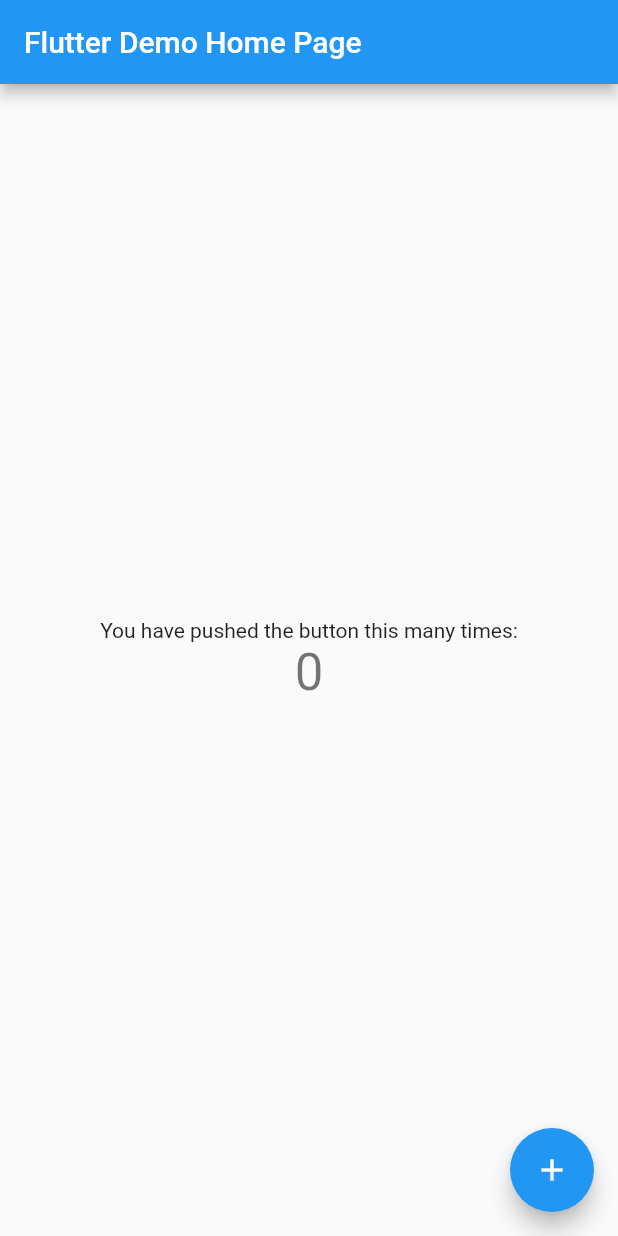
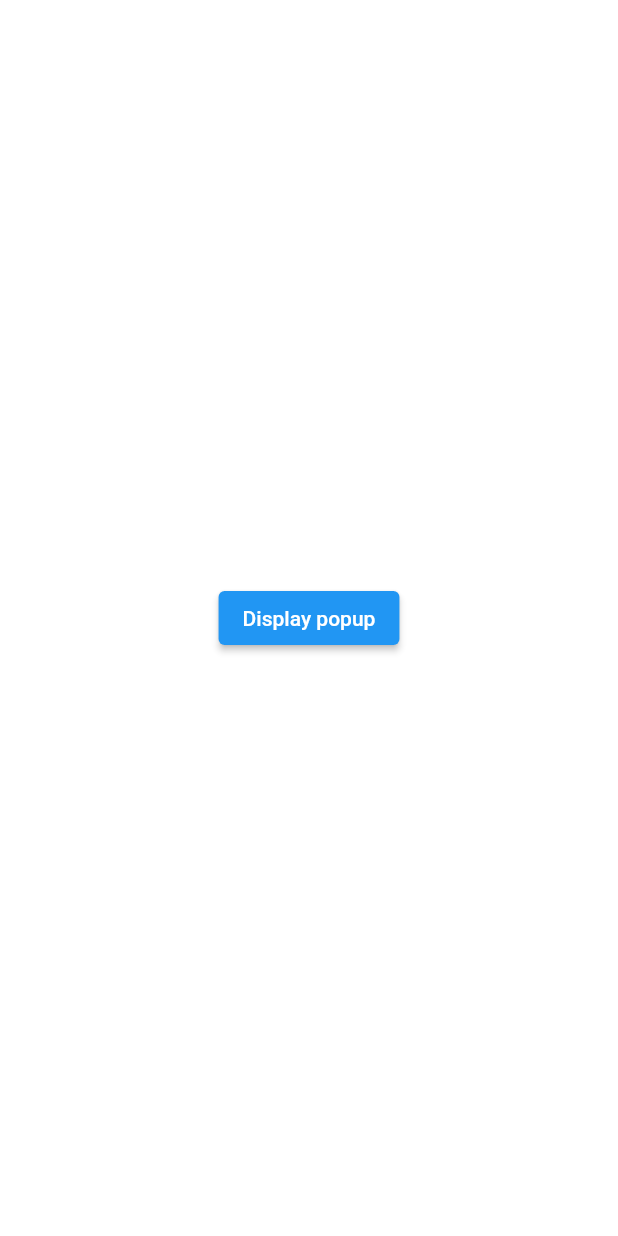
Before and after one commit to koukibadr/Blurry, a Flutter app: the screen it shows after launch, on a phone screen of 412 x 824 dp. Run offline on Flutter 3.47's test engine with Material 2 defaults, Android fonts, the phone set to English and light mode, and no system bars.

Commit message:
create base blurry widget

```diff
--- a/example/lib/main.dart
+++ b/example/lib/main.dart
@@ -1,3 +1,4 @@
+import 'package:blurry/blurry.dart';
 import 'package:flutter/material.dart';
 
 void main() {
@@ -13,103 +14,33 @@ class MyApp extends StatelessWidget {
     return MaterialApp(
       title: 'Flutter Demo',
       theme: ThemeData(
-        // This is the theme of your application.
-        //
-        // Try running your application with "flutter run". You'll see the
-        // application has a blue toolbar. Then, without quitting the app, try
-        // changing the primarySwatch below to Colors.green and then invoke
-        // "hot reload" (press "r" in the console where you ran "flutter run",
-        // or simply save your changes to "hot reload" in a Flutter IDE).
-        // Notice that the counter didn't reset back to zero; the application
-        // is not restarted.
         primarySwatch: Colors.blue,
       ),
-      home: const MyHomePage(title: 'Flutter Demo Home Page'),
+      home: const ExampleWidget(),
     );
   }
 }
 
-class MyHomePage extends StatefulWidget {
-  const MyHomePage({Key? key, required this.title}) : super(key: key);
-
-  // This widget is the home page of your application. It is stateful, meaning
-  // that it has a State object (defined below) that contains fields that affect
-  // how it looks.
-
-  // This class is the configuration for the state. It holds the values (in this
-  // case the title) provided by the parent (in this case the App widget) and
-  // used by the build method of the State. Fields in a Widget subclass are
-  // always marked "final".
-
-  final String title;
-
-  @override
-  State<MyHomePage> createState() => _MyHomePageState();
-}
-
-class _MyHomePageState extends State<MyHomePage> {
-  int _counter = 0;
-
-  void _incrementCounter() {
-    setState(() {
-      // This call to setState tells the Flutter framework that something has
-      // changed in this State, which causes it to rerun the build method below
-      // so that the display can reflect the updated values. If we changed
-      // _counter without calling setState(), then the build method would not be
-      // called again, and so nothing would appear to happen.
-      _counter++;
-    });
-  }
+class ExampleWidget extends StatelessWidget {
+  const ExampleWidget({
+    Key? key,
+  }) : super(key: key);
 
   @override
   Widget build(BuildContext context) {
-    // This method is rerun every time setState is called, for instance as done
-    // by the _incrementCounter method above.
-    //
-    // The Flutter framework has been optimized to make rerunning build methods
-    // fast, so that you can just rebuild anything that needs updating rather
-    // than having to individually change instances of widgets.
     return Scaffold(
-      appBar: AppBar(
-        // Here we take the value from the MyHomePage object that was created by
-        // the App.build method, and use it to set our appbar title.
-        title: Text(widget.title),
-      ),
-      body: Center(
-        // Center is a layout widget. It takes a single child and positions it
-        // in the middle of the parent.
-        child: Column(
-          // Column is also a layout widget. It takes a list of children and
-          // arranges them vertically. By default, it sizes itself to fit its
-          // children horizontally, and tries to be as tall as its parent.
-          //
-          // Invoke "debug painting" (press "p" in the console, choose the
-          // "Toggle Debug Paint" action from the Flutter Inspector in Android
-          // Studio, or the "Toggle Debug Paint" command in Visual Studio Code)
-          // to see the wireframe for each widget.
-          //
-          // Column has various properties to control how it sizes itself and
-          // how it positions its children. Here we use mainAxisAlignment to
-          // center the children vertically; the main axis here is the vertical
-          // axis because Columns are vertical (the cross axis would be
-          // horizontal).
-          mainAxisAlignment: MainAxisAlignment.center,
-          children: <Widget>[
-            const Text(
-              'You have pushed the button this many times:',
-            ),
-            Text(
-              '$_counter',
-              style: Theme.of(context).textTheme.headline4,
-            ),
-          ],
+      body: Container(
+        color: Colors.white,
+        width: double.infinity,
+        child: Center(
+          child: ElevatedButton(
+            onPressed: (){
+              const Blurry().show(context);
+            },
+            child: const Text("Display popup"),
+          )
         ),
       ),
-      floatingActionButton: FloatingActionButton(
-        onPressed: _incrementCounter,
-        tooltip: 'Increment',
-        child: const Icon(Icons.add),
-      ), // This trailing comma makes auto-formatting nicer for build methods.
     );
   }
 }
--- a/example/pubspec.yaml
+++ b/example/pubspec.yaml
@@ -29,8 +29,8 @@ environment:
 dependencies:
   flutter:
     sdk: flutter
-
-
+  blurry:
+    path: ../
   # The following adds the Cupertino Icons font to your application.
   # Use with the CupertinoIcons class for iOS style icons.
   cupertino_icons: ^1.0.2
--- a/lib/blurry.dart
+++ b/lib/blurry.dart
@@ -1,13 +1,18 @@
+import 'dart:ui';
+
 import 'package:flutter/material.dart';
 
 class Blurry extends StatelessWidget {
-  const Blurry({ Key? key }) : super(key: key);
+  const Blurry({Key? key}) : super(key: key);
 
-  void show(BuildContext context){
-    showDialog(context: context, builder: (context) {
+  void show(BuildContext context) {
+    showDialog(
+        context: context,
+        builder: (context) {
           return AlertDialog(
             content: this,
             contentPadding: const EdgeInsets.all(0),
+            backgroundColor: Colors.white.withOpacity(0),
           );
         });
   }
@@ -15,11 +20,11 @@ class Blurry extends StatelessWidget {
   @override
   Widget build(BuildContext context) {
     return Container(
-      height: 200,
+      height: 300,
+      width: MediaQuery.of(context).size.width,
       decoration: BoxDecoration(
           borderRadius: BorderRadius.circular(10),
-        color: Colors.white
-      ),
+          color: (const Color(0xFFDFDFDF)).withOpacity(0.85)),
     );
   }
 }
```
Also changed, not shown: example/pubspec.lock. Lines whose indentation alone changed are shown as unchanged.
